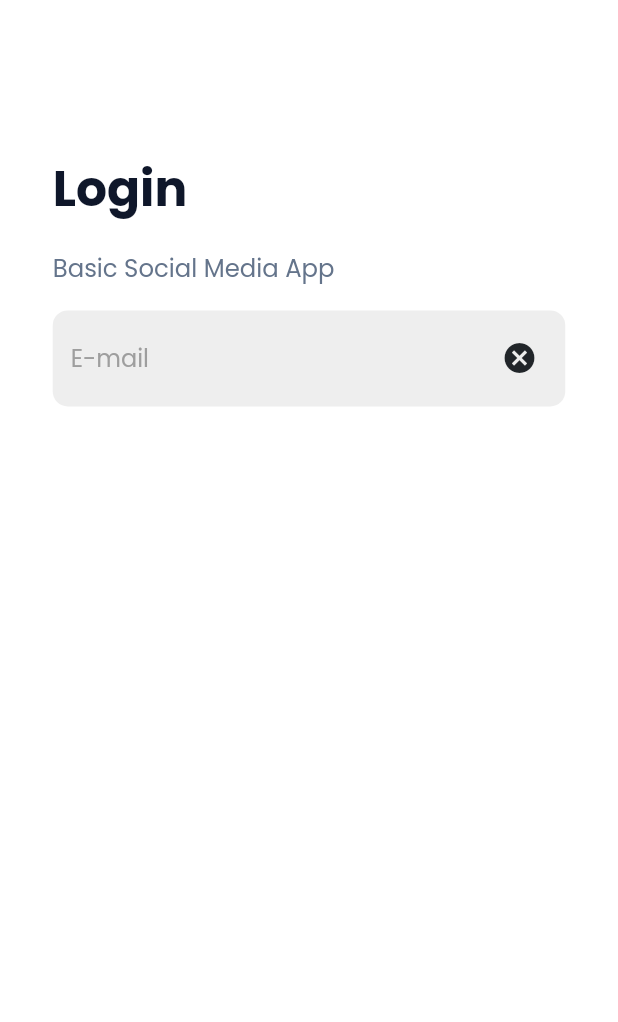
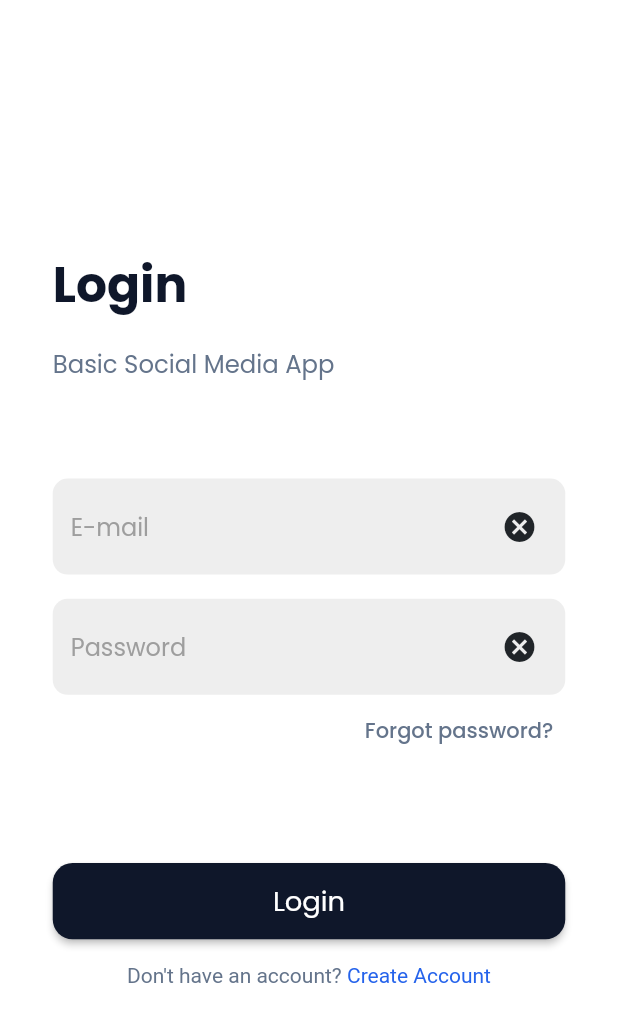
Before and after one commit to canvosk/basic-social-media-app, a Flutter app: the screen it shows after launch, on a phone screen of 412 x 824 dp. Shown: the top 1022 px of the screen. Run offline on Flutter 3.47's test engine with Material 2 defaults, Android fonts, the phone set to English and light mode, and no system bars; our stand-ins replace flutter_screenutil, go_router, google_fonts.

Commit message:
login screen designed

```diff
--- a/lib/config/theme/colors.dart
+++ b/lib/config/theme/colors.dart
@@ -1,7 +1,8 @@
 import 'package:flutter/material.dart';
 
-const Color mainColor = Color(0xFF2563EB);
+
 const Color bgColor = Color(0xFFFFFFFF);
 const Color headerTextColor = Color(0xFF0F172A);
 const Color normalTextColor = Color(0xFF64748B);
 const Color golbat140 = Color(0xff212529);
+const Color linkColor = Color(0xFF2563EB);
--- a/lib/features/basic_social_media_bloc/presentation/pages/auth_pages/login_page/login_page.dart
+++ b/lib/features/basic_social_media_bloc/presentation/pages/auth_pages/login_page/login_page.dart
@@ -1,6 +1,7 @@
 import 'package:basic_social_media_app/config/theme/colors.dart';
 import 'package:basic_social_media_app/config/theme/text_styles.dart';
 import 'package:basic_social_media_app/features/basic_social_media_bloc/presentation/widgets/my_text_field.dart';
+import 'package:flutter/gestures.dart';
 import 'package:flutter/material.dart';
 import 'package:flutter_screenutil/flutter_screenutil.dart';
 
@@ -10,6 +11,7 @@ class LoginPage extends StatelessWidget {
   @override
   Widget build(BuildContext context) {
     final emailController = TextEditingController();
+    final passwordController = TextEditingController();
 
     return GestureDetector(
       onTap: () {
@@ -24,6 +26,10 @@ class LoginPage extends StatelessWidget {
           padding: EdgeInsets.symmetric(vertical: 100.h, horizontal: 32.w),
           child: Column(
             crossAxisAlignment: CrossAxisAlignment.start,
+            mainAxisAlignment: MainAxisAlignment.spaceEvenly,
+            children: [
+              Column(
+                crossAxisAlignment: CrossAxisAlignment.start,
                 children: [
                   Text(
                     "Login",
@@ -36,9 +42,10 @@ class LoginPage extends StatelessWidget {
                     "Basic Social Media App",
                     style: bodyLargeText(normalTextColor),
                   ),
-              SizedBox(
-                height: 16.h,
+                ],
               ),
+              Column(
+                children: [
                   MyTextField(
                     controller: emailController,
                     hintText: "E-mail",
@@ -52,6 +59,71 @@ class LoginPage extends StatelessWidget {
                       ),
                     ),
                   ),
+                  SizedBox(
+                    height: 16.h,
+                  ),
+                  MyTextField(
+                    controller: passwordController,
+                    hintText: "Password",
+                    obscureText: true,
+                    keyboardType: TextInputType.emailAddress,
+                    suffixIcon: Padding(
+                      padding: EdgeInsets.only(right: 12.w),
+                      child: const Icon(
+                        Icons.cancel,
+                        color: golbat140,
+                      ),
+                    ),
+                  ),
+                  Align(
+                    alignment: Alignment.centerRight,
+                    child: TextButton(
+                      onPressed: () {},
+                      child: const Text(
+                        "Forgot password?",
+                        style: TextStyle(
+                          color: normalTextColor,
+                        ),
+                      ),
+                    ),
+                  )
+                ],
+              ),
+              Column(
+                children: [
+                  ElevatedButton(
+                    style: ElevatedButton.styleFrom(
+                        shape: RoundedRectangleBorder(
+                          borderRadius: BorderRadius.circular(12.w),
+                        ),
+                        backgroundColor: headerTextColor,
+                        fixedSize:
+                            Size(MediaQuery.of(context).size.width, 50.h)),
+                    onPressed: () {},
+                    child: Text(
+                      "Login",
+                      style: bodyXLargeText(bgColor),
+                    ),
+                  ),
+                  SizedBox(
+                    height: 16.h,
+                  ),
+                  RichText(
+                    text: TextSpan(
+                      text: "",
+                      children: [
+                        const TextSpan(
+                            text: "Don't have an account? ",
+                            style: TextStyle(color: normalTextColor)),
+                        TextSpan(
+                            text: "Create Account",
+                            style: const TextStyle(color: linkColor),
+                            recognizer: TapGestureRecognizer()..onTap = () {}),
+                      ],
+                    ),
+                  ),
+                ],
+              ),
             ],
           ),
         ),
--- a/lib/features/basic_social_media_bloc/presentation/widgets/my_text_field.dart
+++ b/lib/features/basic_social_media_bloc/presentation/widgets/my_text_field.dart
@@ -1,3 +1,4 @@
+import 'package:basic_social_media_app/config/theme/colors.dart';
 import 'package:flutter/material.dart';
 import 'package:flutter_screenutil/flutter_screenutil.dart';
 
@@ -49,7 +50,7 @@ class MyTextField extends StatelessWidget {
 				),
 				focusedBorder: OutlineInputBorder(
 					borderRadius: BorderRadius.circular(12.w),
-          borderSide: const BorderSide(color: Colors.transparent),
+          borderSide: const BorderSide(color: golbat140),
 				),
 				fillColor: Colors.grey.shade200,
 				filled: true,
```
Lines whose indentation alone changed are shown as unchanged.
